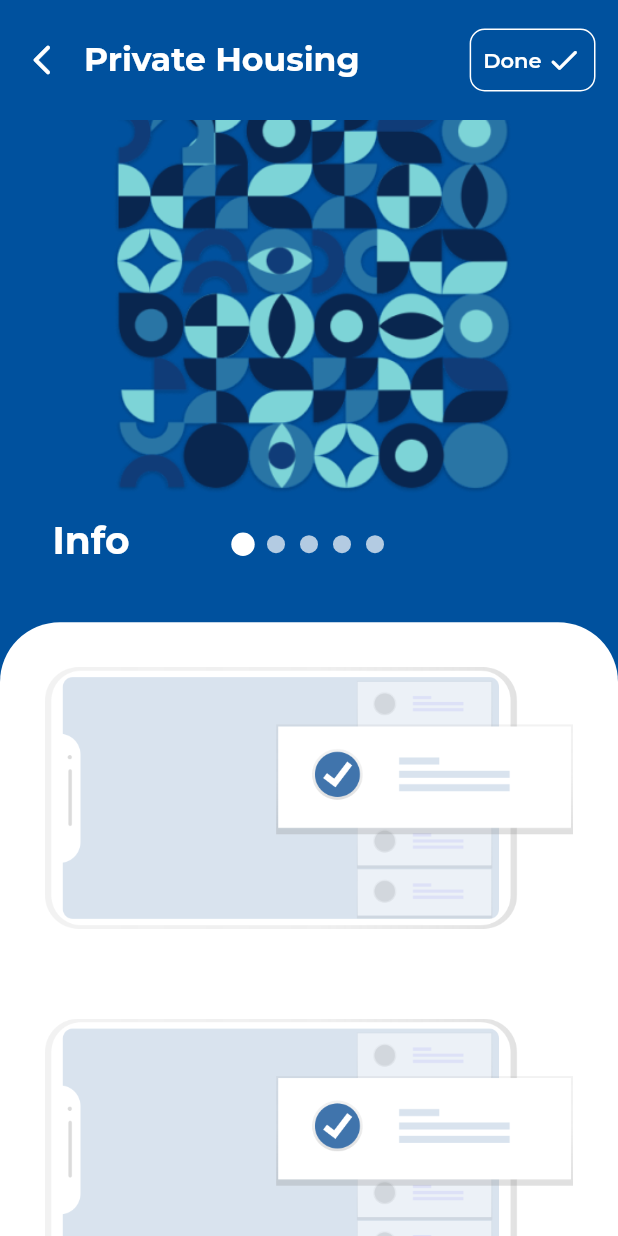
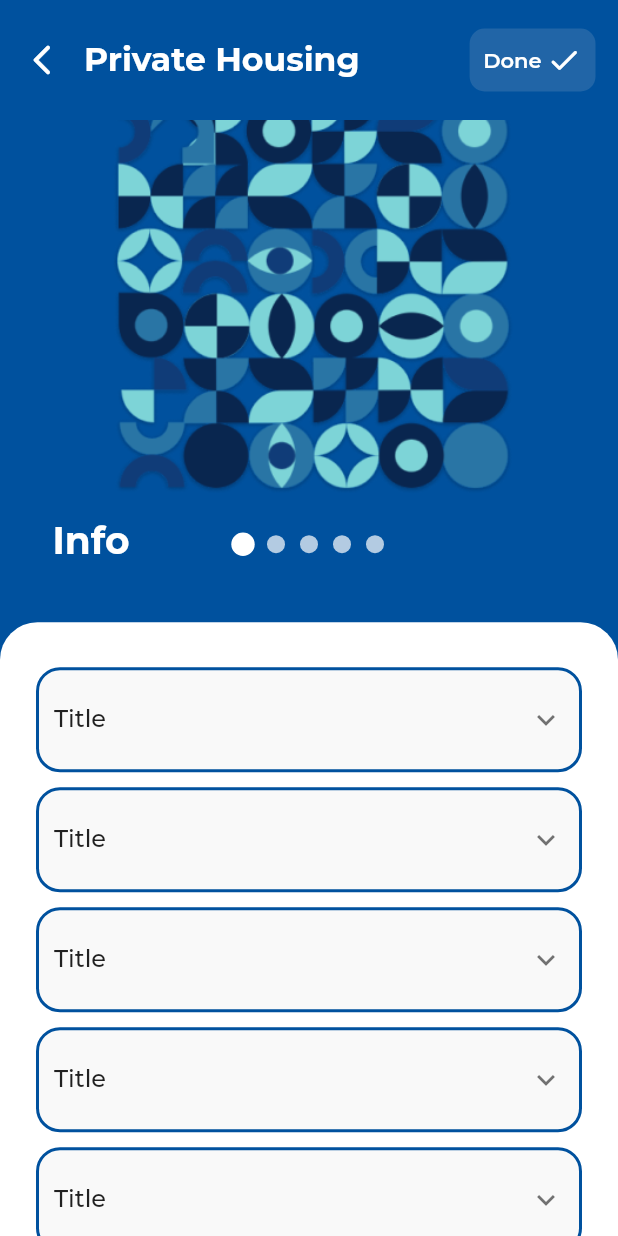
Before and after one commit to aazirani/guide_wizard, a Flutter app: the screen it shows after launch, on a phone screen of 412 x 824 dp. Run offline on Flutter 3.47's test engine with Material 2 defaults, Android fonts, the phone set to English and light mode, and no system bars; drawn by our look-alikes of carousel_slider, smooth_page_indicator; our stand-ins replace another_flushbar, dio, flutter_mobx, get_it, google_fonts, mobx and 4 more; missing offline and left inert: material_dialog, xxtea; generated files the repository leaves out were written again.

Commit message:
Done/Undone button done

```diff
--- a/lib/constants/colors.dart
+++ b/lib/constants/colors.dart
@@ -18,4 +18,5 @@ class AppColors {
 
   static const Color main_color = const Color.fromRGBO(0, 81, 158, 1);
   static const Color grey = const Color.fromRGBO(231, 231, 231, 1);
+  static const Color button_background_color = const Color.fromRGBO(217, 217, 217, 0.15);
 }
--- a/lib/ui/blocks/block_page_with_image.dart
+++ b/lib/ui/blocks/block_page_with_image.dart
@@ -4,7 +4,9 @@ import 'package:flutter/material.dart';
 import 'package:boilerplate/widgets/image_slide.dart';
 
 class BlockPageWithImage extends StatefulWidget {
-  const BlockPageWithImage({Key? key}) : super(key: key);
+
+  bool isDone=false;
+  BlockPageWithImage({Key? key}) : super(key: key);
 
   @override
   State<BlockPageWithImage> createState() => _BlockPageWithImageState();
@@ -12,38 +14,20 @@ class BlockPageWithImage extends StatefulWidget {
 
 class _BlockPageWithImageState extends State<BlockPageWithImage> {
 
-  PreferredSizeWidget? _buildAppBar() {
-    return AppBar(
-      backgroundColor: AppColors.main_color,
-      toolbarHeight: Dimens.appBar["toolbarHeight"],
-      titleSpacing: 0,
-      actions: [
-        // TextButton.icon(
-        //   onPressed: (){}, icon: Icon(Icons.done_rounded, color: Colors.white,), label: Text("Done"),
-        // ),
 
-      ],
-      leading: IconButton(
-          onPressed: (){}, icon: Icon(Icons.arrow_back_ios_new_rounded, color: Colors.white,),
-      ),
-      title: Row(
-        children: [
-          Text(
-            "Private Housing",
-            style: TextStyle(
-              color: Colors.white,
-              fontSize: 22,
-            ),
-          ),
-          Spacer(),
-          TextButton(
-              onPressed: (){},
+  Widget _buildDoneButton(){
+    return TextButton(
+      onPressed: (){
+        setState(() {
+          widget.isDone = !widget.isDone;
+        });
+      },
       style: ButtonStyle(
         overlayColor: MaterialStateProperty.all<Color>(Colors.white10),
+        backgroundColor: MaterialStateProperty.all<Color>(AppColors.button_background_color),
           shape: MaterialStateProperty.all<RoundedRectangleBorder>(
               RoundedRectangleBorder(
                   borderRadius: BorderRadius.circular(10.0),
-                          side: BorderSide(color: Colors.white)
               )
           )
       ),
@@ -62,7 +46,67 @@ class _BlockPageWithImageState extends State<BlockPageWithImage> {
           ],
         ),
       ),
+    );
+  }
+
+
+  Widget _buildUndoneButton(){
+    return TextButton(
+      onPressed: (){
+        setState(() {
+          widget.isDone = !widget.isDone;
+        });
+      },
+      style: ButtonStyle(
+          overlayColor: MaterialStateProperty.all<Color>(Colors.white10),
+          shape: MaterialStateProperty.all<RoundedRectangleBorder>(
+              RoundedRectangleBorder(
+                  borderRadius: BorderRadius.circular(10.0),
+                  side: BorderSide(color: Colors.white)
+              )
+          )
       ),
+      child: Padding(
+        padding: const EdgeInsets.all(1),
+        child: Row(
+          children: [
+            Text(
+              "Undone",
+              style: TextStyle(
+                color: Colors.white,
+              ),
+            ),
+            SizedBox(width: 3,),
+            Icon(Icons.close_rounded, color: Colors.white),
+          ],
+        ),
+      ),
+    );
+  }
+
+  Widget _buildAppBarButton(){
+    return widget.isDone ? _buildUndoneButton():_buildDoneButton();
+  }
+
+  PreferredSizeWidget? _buildAppBar() {
+    return AppBar(
+      backgroundColor: AppColors.main_color,
+      toolbarHeight: Dimens.appBar["toolbarHeight"],
+      titleSpacing: 0,
+      leading: IconButton(
+          onPressed: (){}, icon: Icon(Icons.arrow_back_ios_new_rounded, color: Colors.white,),
+      ),
+      title: Row(
+        children: [
+          Text(
+            "Private Housing",
+            style: TextStyle(
+              color: Colors.white,
+              fontSize: 22,
+            ),
+          ),
+          Spacer(),
+          _buildAppBarButton(),
           SizedBox(width: 15,),
         ],
       ),
@@ -95,18 +139,72 @@ class _BlockPageWithImageState extends State<BlockPageWithImage> {
                   color: AppColors.main_color,
                   child: Container(
                     decoration: BoxDecoration(
-                      borderRadius: BorderRadius.only(topLeft: Radius.circular(40), topRight: Radius.circular(40),),
+                      borderRadius: BorderRadius.only(topLeft: Radius.circular(25), topRight: Radius.circular(25),),
                       color: Colors.white
                     ),
+                    child: Padding(
+                      padding: const EdgeInsets.only(top: 25),
                       child: ListView(
                         controller: scrollController,
                         children: [
                           for(int i=0; i<10; i++)
                       Padding(
-                          padding: const EdgeInsets.all(30),
-                          child: Image.asset('assets/images/img_no_jobs.png'),
+                        padding: const EdgeInsets.symmetric(horizontal: 20),
+                        child: ClipRRect(
+                          borderRadius: BorderRadius.circular(16),
+                          child: Card(
+                            elevation: 0,
+                            shape: RoundedRectangleBorder(
+                                borderRadius: BorderRadius.circular(16),
+                                // side: BorderSide(color: AppColors.main_color)
+                            ),
+                            child: ListTileTheme(
+                              shape: RoundedRectangleBorder(
+                                borderRadius: BorderRadius.circular(16),
+                                  side: BorderSide(color: AppColors.main_color, width: 2),
+                              ),
+                              tileColor: AppColors.button_background_color,
+                              contentPadding: Dimens.listTilePadding,
+                              dense: false,
+                              horizontalTitleGap: 0.0,
+                              minLeadingWidth: 0,
+                              child: ExpansionTile(
+                                // tilePadding: Dimens.listTilePadding,
+                                textColor: AppColors.main_color,
+                                iconColor: AppColors.main_color,
+                                initiallyExpanded: false,
+                                title: Text("Title"),
+                                // controlAffinity: ListTileControlAffinity.leading,
+
+                                children: <Widget>[
+                                  Row(
+                                    children: [
+                                      SizedBox(width: 20,),
+                                      Flexible(
+                                        child: Container(
+                                          width: 10,
+                                          height: 300,
+                                          // height: double.infinity,
+                                          color: Colors.green,
+                                        ),
+                                      ),
+                                      Container(
+                                        width: 10,
+                                        height: 300,
+                                        // height: double.infinity,
+                                        color: Colors.transparent,
+                                      ),
+                                      Text("test"),
+                                    ],
+                                  )
+                                ],
+                              ),
+                            ),
+                          ),
+                        ),
                       ),
                         ]
+                      ),
                     ),
                   ),
                 );
--- a/lib/ui/splash/splash.dart
+++ b/lib/ui/splash/splash.dart
@@ -28,7 +28,7 @@ class _SplashScreenState extends State<SplashScreen> {
   }
 
   startTimer() {
-    var _duration = Duration(milliseconds: 2000);
+    var _duration = Duration(milliseconds: 0000);
     return Timer(_duration, navigate);
   }
 
```
Lines whose indentation alone changed are shown as unchanged.
